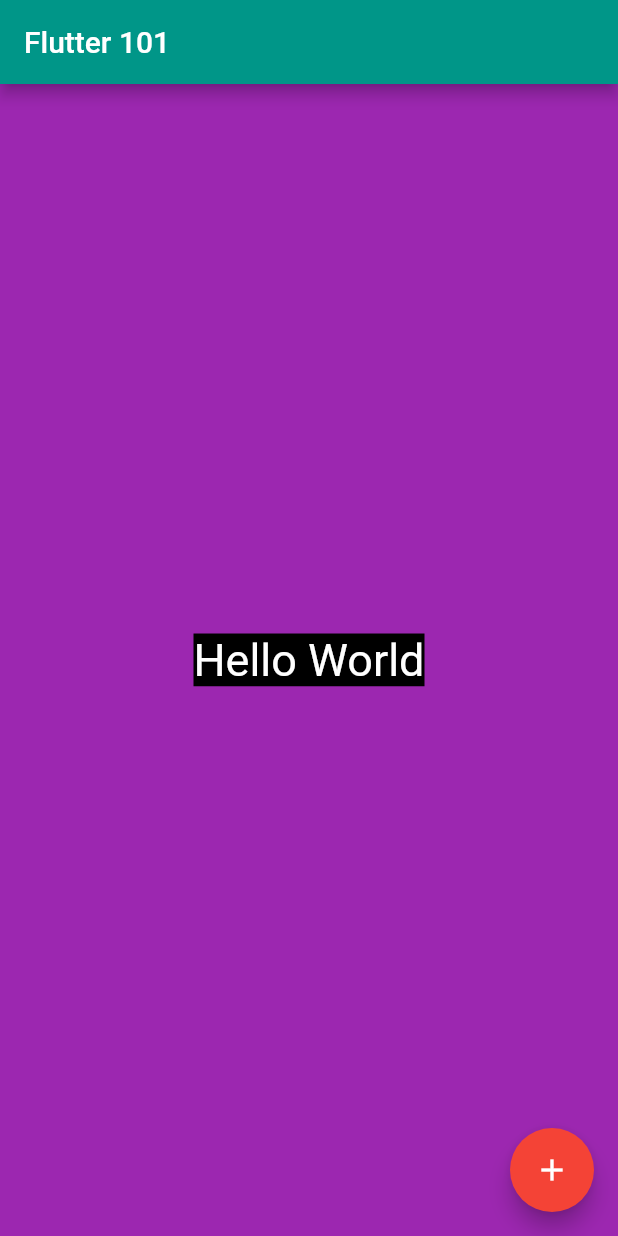
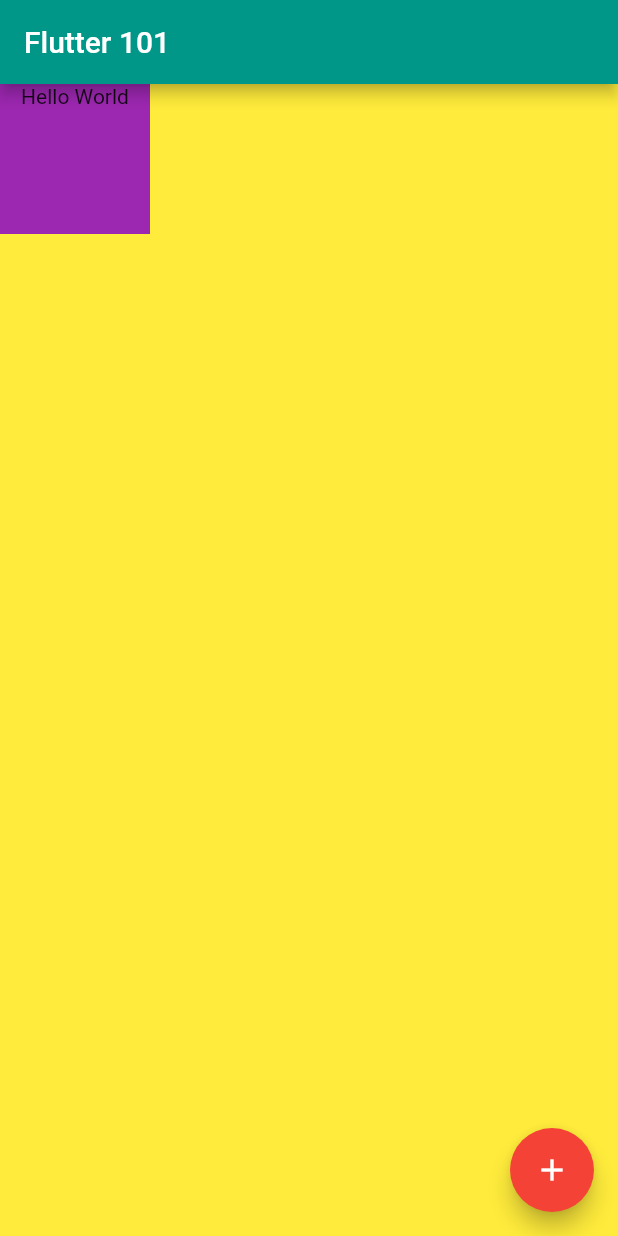
Before and after one commit to ademhatay/flutter-101, a Flutter app: the screen it shows after launch, on a phone screen of 412 x 824 dp. Run offline on Flutter 3.47's test engine with Material 2 defaults, Android fonts, the phone set to English and light mode, and no system bars.

Commit message:
container özellikleri

```diff
--- a/lib/main.dart
+++ b/lib/main.dart
@@ -13,21 +13,21 @@ class MyApp extends StatelessWidget {
       theme: ThemeData(primarySwatch: Colors.teal),
       debugShowCheckedModeBanner: false,
       home: Scaffold(
+        backgroundColor: Colors.yellow,
         appBar: AppBar(
           title: const Text('Flutter 101'),
         ),
         body: Container(
-            color: Colors.purple,
-            child: const Center(
-              child: Text(
-                'Hello World',
-                style: TextStyle(
-                  fontSize: 30,
-                  color: Colors.white,
-                  backgroundColor: Colors.black,
-                ),
-              ),
-            )),
+          // alignment: const Alignment(0, 0),
+          // alignment: Alignment.center,
+          color: Colors.purple,
+          constraints: const BoxConstraints(
+              minWidth: 100, minHeight: 100, maxHeight: 200, maxWidth: 200),
+          child: const Text(
+            'Hello World',
+            textAlign: TextAlign.center,
+          ),
+        ),
         floatingActionButton: FloatingActionButton(
           onPressed: () {
             debugPrint('Clicked');
```
